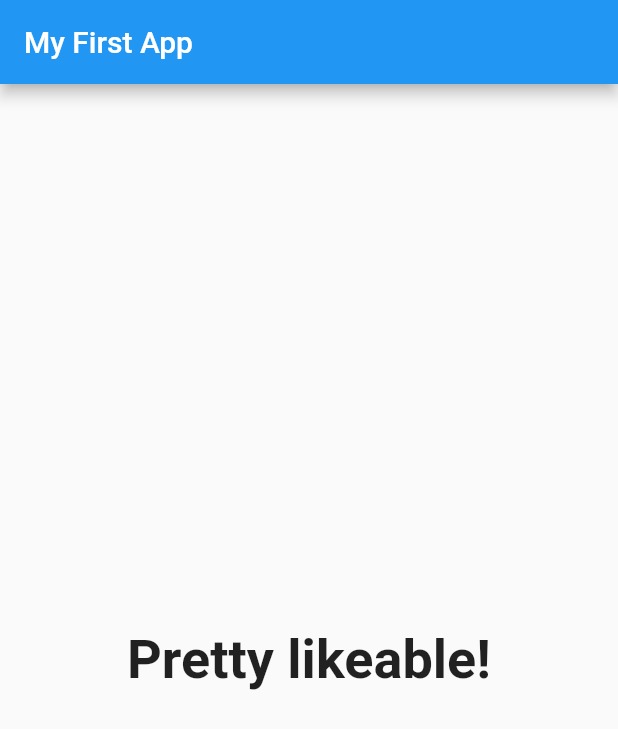
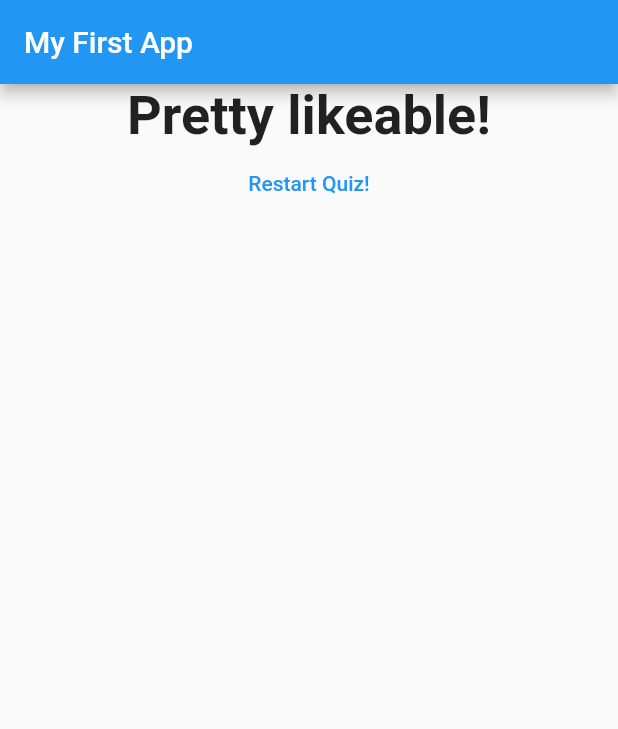
Before and after one commit to vkuper77/flutter_first_app, a Flutter app: the screen it shows after launch, after a tap on "Red", after a tap on "Dog", after a tap on "Sushi", on a phone screen of 412 x 824 dp. Shown: the top 729 px of the screen. Run offline on Flutter 3.47's test engine with Material 2 defaults, Android fonts, the phone set to English and light mode, and no system bars.

Commit message:
reset btn

```diff
--- a/lib/main.dart
+++ b/lib/main.dart
@@ -57,6 +57,14 @@ class _MyAppState extends State<MyApp> {
     });
   }
 
+  void _restartQuiz() {
+    setState(() {
+      _finish = false;
+      _questionIndex = 0;
+      _totalScore = 0;
+    });
+  }
+
   @override
   Widget build(BuildContext context) {
     var question = _questions[_questionIndex]['questionText'];
@@ -72,7 +80,7 @@ class _MyAppState extends State<MyApp> {
                   questions: _questions,
                   index: _questionIndex,
                   callback: _answerQuestions)
-              : Result(_totalScore)),
+              : Result(_totalScore, _restartQuiz)),
     );
   }
 }
--- a/lib/result.dart
+++ b/lib/result.dart
@@ -2,8 +2,9 @@ import 'package:flutter/material.dart';
 
 class Result extends StatelessWidget {
   final int resultScore;
+  final VoidCallback restart;
 
-  Result(this.resultScore);
+  Result(this.resultScore, this.restart);
 
   String get resultPhrase {
     String resultText;
@@ -23,10 +24,17 @@ class Result extends StatelessWidget {
   @override
   Widget build(BuildContext context) {
     return Center(
-        child: Text(
-      resultPhrase,
-      style: TextStyle(fontSize: 36, fontWeight: FontWeight.bold),
-      textAlign: TextAlign.center,
-    ));
+        child: Column(children: <Widget>[
+      Text(
+        resultPhrase,
+        style: TextStyle(fontSize: 36, fontWeight: FontWeight.bold),
+        textAlign: TextAlign.center,
+      ),
+      FlatButton(
+        child: Text('Restart Quiz!'),
+        textColor: Colors.blue,
+        onPressed: restart,
+      )
+    ]));
   }
 }
```
